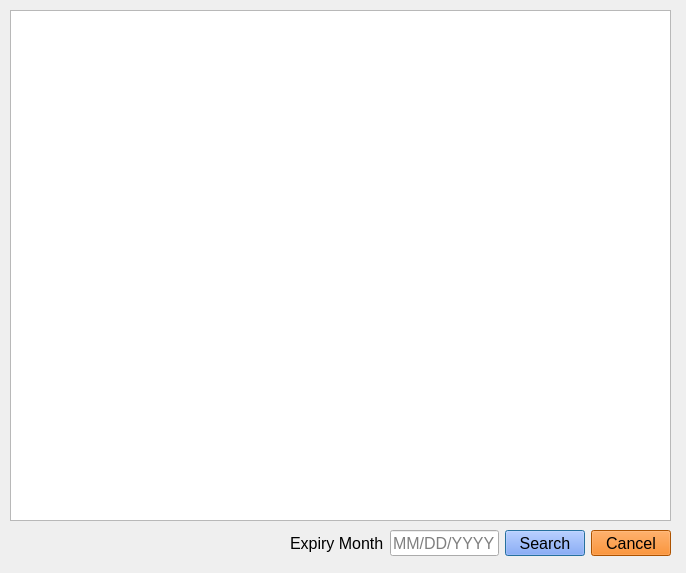
First picture: the form in membershipexpiry.ui, repository P4TOO/BulkClub-System, before the edit.
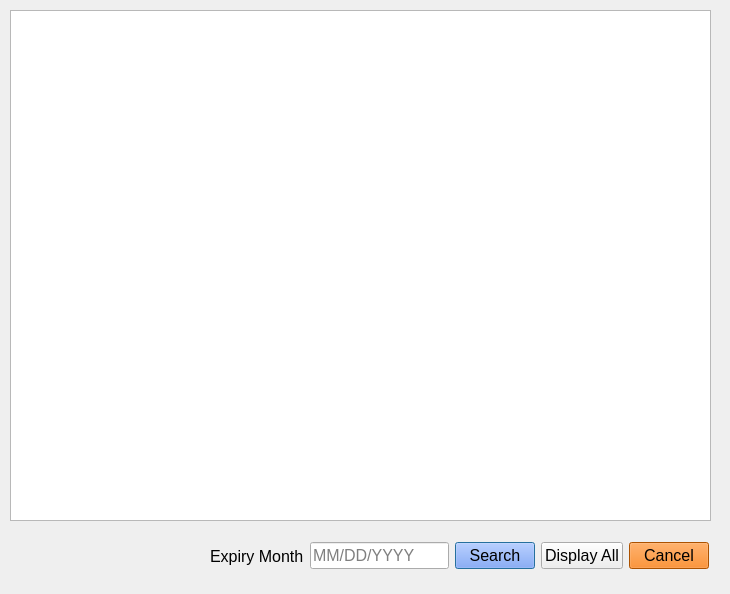
Second picture: the form after the edit.

Diff of the .ui file:
```diff
--- a/membershipexpiry.ui
+++ b/membershipexpiry.ui
@@ -6,20 +6,30 @@
    <rect>
     <x>0</x>
     <y>0</y>
-    <width>686</width>
-    <height>573</height>
+    <width>730</width>
+    <height>594</height>
    </rect>
   </property>
   <property name="windowTitle">
    <string>Dialog</string>
   </property>
-  <widget class="QWidget" name="layoutWidget">
+  <widget class="QTableView" name="tableView">
    <property name="geometry">
     <rect>
-     <x>290</x>
-     <y>530</y>
-     <width>381</width>
-     <height>26</height>
+     <x>10</x>
+     <y>10</y>
+     <width>701</width>
+     <height>511</height>
+    </rect>
+   </property>
+  </widget>
+  <widget class="QWidget" name="">
+   <property name="geometry">
+    <rect>
+     <x>210</x>
+     <y>540</y>
+     <width>499</width>
+     <height>32</height>
     </rect>
    </property>
    <layout class="QHBoxLayout" name="horizontalLayout">
@@ -65,6 +75,18 @@
       </property>
      </widget>
     </item>
+    <item>
+     <widget class="QPushButton" name="DisplayAllButton">
+      <property name="font">
+       <font>
+        <pointsize>12</pointsize>
+       </font>
+      </property>
+      <property name="text">
+       <string>Display All</string>
+      </property>
+     </widget>
+    </item>
     <item>
      <widget class="QPushButton" name="cancelButton">
       <property name="font">
@@ -82,16 +104,6 @@
     </item>
    </layout>
   </widget>
-  <widget class="QTableView" name="tableView">
-   <property name="geometry">
-    <rect>
-     <x>10</x>
-     <y>10</y>
-     <width>661</width>
-     <height>511</height>
-    </rect>
-   </property>
-  </widget>
  </widget>
  <resources/>
  <connections/>
```
Left out of the diff: 2 changed lines with no effect on the pictures.
